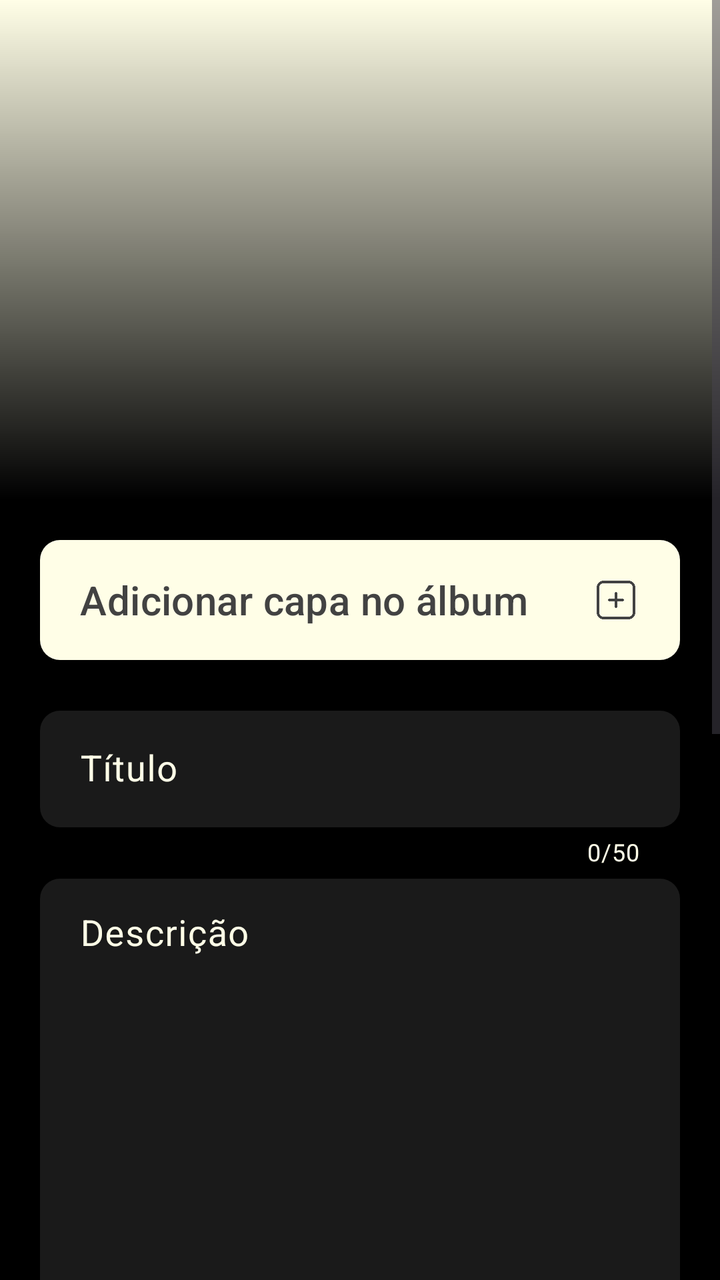
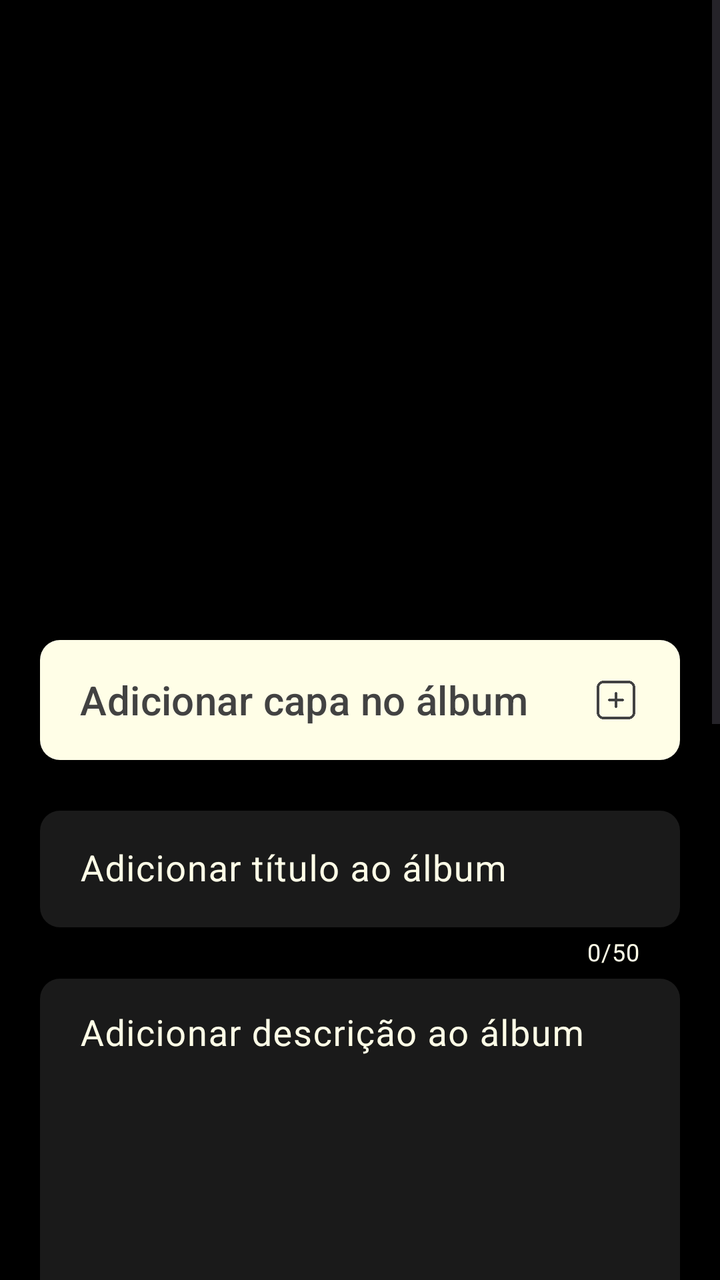

Before-and-after screenshots of an Android layout around one commit, followed by the original layout XML and the change that was made.
<!-- AndroidManifest.xml: application theme Theme.Monaly -->
<!-- res/layout/fragment_create_album.xml -->
<?xml version="1.0" encoding="utf-8"?>
<ScrollView xmlns:android="http://schemas.android.com/apk/res/android"
    xmlns:app="http://schemas.android.com/apk/res-auto"
    xmlns:tools="http://schemas.android.com/tools"
    android:layout_width="match_parent"
    android:layout_height="match_parent"
    android:background="#000000"
    android:fillViewport="true">

    <androidx.constraintlayout.widget.ConstraintLayout
        android:layout_width="match_parent"
        android:layout_height="wrap_content"
        android:paddingBottom="20dp">

        <com.google.android.material.button.MaterialButton
            android:id="@+id/btnSaveAlbum"
            android:layout_width="0dp"
            android:layout_height="60dp"
            android:layout_marginTop="20dp"
            android:layout_marginEnd="20dp"
            android:layout_weight="1"
            android:text="@string/create_album_button_save"
            android:textAllCaps="false"
            android:textColor="@color/gray_dark"
            app:backgroundTint="@color/bage_neutral"
            android:textSize="20sp"
            app:cornerRadius="10dp"
            app:layout_constraintEnd_toEndOf="parent"
            app:layout_constraintTop_toBottomOf="@+id/switchDownload" />

        <com.google.android.material.button.MaterialButton
            android:id="@+id/btnAddParticipants"
            android:layout_width="0dp"
            android:layout_height="60dp"
            android:layout_marginStart="20dp"
            android:layout_marginEnd="20dp"
            android:layout_weight="1"
            android:text="@string/create_album_button_add_participants"
            android:textAllCaps="false"
            android:textColor="@color/gray_dark"
            android:textSize="20sp"
            android:gravity="start|center_vertical"
            app:backgroundTint="@color/bage_neutral"
            app:cornerRadius="10dp"
            android:paddingStart="20dp"
            android:paddingEnd="20dp"
            app:icon="@drawable/ic_add_gray_dark"
            app:iconGravity="end"
            app:iconSize="24dp"
            app:iconTint="@null"
            app:layout_constraintEnd_toStartOf="@+id/btnSaveAlbum"
            app:layout_constraintStart_toStartOf="parent"
            app:layout_constraintTop_toTopOf="@+id/btnSaveAlbum" />

        <androidx.constraintlayout.widget.ConstraintLayout
            android:id="@+id/CoverAlbum"
            android:layout_width="match_parent"
            android:layout_height="250dp"
            android:background="@color/bage_neutral"
            app:layout_constraintEnd_toEndOf="parent"
            app:layout_constraintStart_toStartOf="parent"
            app:layout_constraintTop_toTopOf="parent">

        </androidx.constraintlayout.widget.ConstraintLayout>

        <ImageView
            android:id="@+id/imageGradientEffect"
            android:layout_width="0dp"
            android:layout_height="0dp"
            app:layout_constraintBottom_toBottomOf="@+id/CoverAlbum"
            app:layout_constraintEnd_toEndOf="parent"
            app:layout_constraintStart_toStartOf="@+id/CoverAlbum"
            app:layout_constraintTop_toTopOf="parent"
            app:srcCompat="@drawable/bg_gradient_black" />

        <com.google.android.material.textfield.TextInputLayout
            android:id="@+id/TitleField"
            android:layout_width="match_parent"
            android:layout_height="wrap_content"
            android:layout_marginStart="20dp"
            android:layout_marginTop="20dp"
            android:layout_marginEnd="20dp"
            app:counterEnabled="true"
            app:counterMaxLength="50"
            app:counterTextColor="@color/bage_neutral"
            android:textColorHint="@color/bage_neutral"
            app:hintTextColor="@color/bage_neutral"
            app:layout_constraintEnd_toEndOf="parent"
            app:layout_constraintHorizontal_bias="0.0"
            app:layout_constraintStart_toStartOf="parent"
            app:layout_constraintTop_toBottomOf="@+id/buttonAddNewAlbum">

            <com.google.android.material.textfield.TextInputEditText
                android:id="@+id/EditTitleField"
                android:layout_width="match_parent"
                android:layout_height="wrap_content"
                android:background="@drawable/drawable_background_button_gray_deep_10_dp"
                android:hint="@string/create_album_hint_title"
                android:maxLength="50"
                android:paddingStart="20dp"
                android:paddingEnd="20dp"
                android:textColor="@color/bage_neutral"
                android:textSize="18sp" />

        </com.google.android.material.textfield.TextInputLayout>

        <com.google.android.material.textfield.TextInputLayout
            android:id="@+id/DescriptionField"
            android:layout_width="match_parent"
            android:layout_height="wrap_content"
            android:layout_marginStart="20dp"
            android:layout_marginEnd="20dp"
            app:counterEnabled="true"
            app:counterMaxLength="350"
            app:counterTextColor="@color/bage_neutral"
            android:textColorHint="@color/bage_neutral"
            app:hintTextColor="@color/bage_neutral"
            app:layout_constraintEnd_toEndOf="parent"
            app:layout_constraintStart_toStartOf="parent"
            app:layout_constraintTop_toBottomOf="@+id/TitleField">

            <com.google.android.material.textfield.TextInputEditText
                android:id="@+id/EditDescriptionField"
                android:layout_width="match_parent"
                android:layout_height="250dp"
                android:background="@drawable/drawable_background_button_gray_deep_10_dp"
                android:gravity="top|start"
                android:hint="@string/create_album_hint_description"
                android:maxLength="350"
                android:paddingStart="20dp"
                android:paddingEnd="20dp"
                android:textColor="@color/gray_medium"
                android:textSize="18sp" />

        </com.google.android.material.textfield.TextInputLayout>

        <com.google.android.material.button.MaterialButton
            android:id="@+id/buttonAddNewAlbum"
            android:layout_width="0dp"
            android:layout_height="60dp"
            android:layout_marginStart="20dp"
            android:layout_marginTop="20dp"
            android:layout_marginEnd="20dp"
            android:background="@drawable/drawable_background_button_gray_dark_10_dp"
            android:gravity="start|center_vertical"
            android:paddingStart="20dp"
            android:paddingEnd="20dp"
            android:text="@string/create_album_button_add_cover"
            android:textAllCaps="false"
            android:textColor="@color/gray_dark"
            android:textSize="20sp"
            app:backgroundTint="@color/bage_neutral"
            app:icon="@drawable/ic_add_gray_dark"
            app:iconGravity="end"
            app:iconSize="24dp"
            app:iconTint="@null"
            app:layout_constraintEnd_toEndOf="parent"
            app:layout_constraintStart_toStartOf="parent"
            app:layout_constraintTop_toBottomOf="@+id/CoverAlbum" />

        <androidx.cardview.widget.CardView
            android:id="@+id/cvParticipantsMock"
            android:layout_width="match_parent"
            android:layout_height="wrap_content"
            android:layout_marginStart="20dp"
            android:layout_marginTop="20dp"
            android:layout_marginEnd="20dp"
            app:cardBackgroundColor="#262626"
            app:cardCornerRadius="10dp"
            app:cardElevation="0dp"
            app:layout_constraintEnd_toEndOf="parent"
            app:layout_constraintStart_toStartOf="parent"
            app:layout_constraintTop_toBottomOf="@+id/DescriptionField">

            <LinearLayout
                android:layout_width="match_parent"
                android:layout_height="wrap_content"
                android:orientation="vertical"
                android:padding="30dp">

                <TextView
                    android:layout_width="wrap_content"
                    android:layout_height="wrap_content"
                    android:layout_marginBottom="30dp"
                    android:text="@string/create_album_participants_title"
                    android:textColor="@color/bage_neutral"
                    android:textSize="18sp" />

                <LinearLayout
                    android:layout_width="match_parent"
                    android:layout_height="wrap_content"
                    android:orientation="horizontal">

                    <ImageView
                        android:layout_width="40dp"
                        android:layout_height="40dp"
                        android:layout_marginEnd="15dp"
                        android:background="@drawable/drawable_background_button_gray_dark_10_dp"
                        android:src="@drawable/ic_profile_bage_neutral" />

                    <ImageView
                        android:layout_width="40dp"
                        android:layout_height="40dp"
                        android:layout_marginEnd="15dp"
                        android:background="@drawable/drawable_background_button_gray_dark_10_dp"
                        android:src="@drawable/ic_profile_bage_neutral" />

                    <TextView
                        android:layout_width="40dp"
                        android:layout_height="40dp"
                        android:background="@drawable/drawable_background_button_gray_dark_10_dp"
                        android:gravity="center"
                        android:text="..."
                        android:textColor="@color/bage_neutral"
                        android:textSize="18sp"
                        android:textStyle="bold" />

                </LinearLayout>

            </LinearLayout>

        </androidx.cardview.widget.CardView>

        <com.google.android.material.switchmaterial.SwitchMaterial
            android:id="@+id/switchPublic"
            android:layout_width="match_parent"
            android:layout_height="wrap_content"
            android:layout_marginStart="40dp"
            android:layout_marginTop="20dp"
            android:layout_marginEnd="40dp"
            android:text="@string/create_album_switch_public"
            android:textColor="@color/bage_neutral"
            android:textSize="16sp"
            app:layout_constraintEnd_toEndOf="parent"
            app:layout_constraintStart_toStartOf="parent"
            app:layout_constraintTop_toBottomOf="@+id/cvParticipantsMock" />

        <com.google.android.material.switchmaterial.SwitchMaterial
            android:id="@+id/switchDownload"
            android:layout_width="match_parent"
            android:layout_height="wrap_content"
            android:layout_marginStart="40dp"
            android:layout_marginTop="16dp"
            android:layout_marginEnd="40dp"
            android:text="@string/create_album_switch_download"
            android:textColor="@color/bage_neutral"
            android:textSize="16sp"
            app:layout_constraintEnd_toEndOf="parent"
            app:layout_constraintStart_toStartOf="parent"
            app:layout_constraintTop_toBottomOf="@+id/switchPublic" />

    </androidx.constraintlayout.widget.ConstraintLayout>

</ScrollView>
<!-- resources referenced by this layout -->
<resources>
  <color name="bage_neutral">#fffee7</color>
  <color name="gray_dark">#424242</color>
  <color name="gray_medium">#C8C8C8</color>
  <!-- drawable bg_gradient_black (drawable) -->
  <?xml version="1.0" encoding="utf-8"?>
  <shape xmlns:android="http://schemas.android.com/apk/res/android"
  
      android:shape="rectangle">
  
      <gradient
  
          android:angle="90"
          android:startColor="@color/black"
          android:endColor="#00000000"
          android:type="linear"/>
  
  </shape>
  <!-- drawable drawable_background_button_gray_dark_10_dp (drawable) -->
  <?xml version="1.0" encoding="utf-8"?>
  <shape xmlns:android="http://schemas.android.com/apk/res/android">
  
      <corners android:radius="10dp"/>
      <solid android:color="@color/gray_dark"/>
  
  </shape>
  <!-- drawable drawable_background_button_gray_deep_10_dp (drawable) -->
  <?xml version="1.0" encoding="utf-8"?>
  <shape xmlns:android="http://schemas.android.com/apk/res/android">
  
      <solid android:color="@color/gray_deep"/>
      <corners android:radius="10dp"/>
  
  </shape>
  <!-- drawable ic_add_gray_dark: png bitmap (drawable, 1667 bytes) -->
  <!-- drawable ic_profile_bage_neutral: png bitmap (drawable, 1723 bytes) -->
  <string name="create_album_button_add_cover">Adicionar capa no álbum</string>
  <string name="create_album_button_add_participants">Adicionar participantes</string>
  <string name="create_album_button_save">Salvar</string>
  <string name="create_album_hint_description">Descrição</string>
  <string name="create_album_hint_title">Título</string>
  <string name="create_album_participants_title">Participantes</string>
  <string name="create_album_switch_download">Permitir download de mídias</string>
  <string name="create_album_switch_public">Álbum público</string>
  <style name="Theme.Monaly" parent="Base.Theme.Monaly" />
  <color name="black">#000000</color>
  <color name="gray_deep">#1A1A1A</color>
  <style name="Base.Theme.Monaly" parent="Theme.Material3.DayNight.NoActionBar">
  
          <item name="android:navigationBarColor">@color/black</item>
  
      </style>
</resources>

<!-- the commit's change to res/layout/fragment_create_album.xml (unified diff, before → after) -->
@@ -52,24 +52,22 @@
             app:layout_constraintStart_toStartOf="parent"
             app:layout_constraintTop_toTopOf="@+id/btnSaveAlbum" />
 
-        <androidx.constraintlayout.widget.ConstraintLayout
-            android:id="@+id/CoverAlbum"
-            android:layout_width="match_parent"
-            android:layout_height="250dp"
-            android:background="@color/bage_neutral"
-            app:layout_constraintEnd_toEndOf="parent"
-            app:layout_constraintStart_toStartOf="parent"
-            app:layout_constraintTop_toTopOf="parent">
-
-        </androidx.constraintlayout.widget.ConstraintLayout>
+        <ImageView
+            android:id="@+id/ivCoverPhoto"
+            android:layout_width="0dp"
+            android:layout_height="300dp"
+            android:scaleType="centerCrop"
+            app:layout_constraintEnd_toEndOf="parent"
+            app:layout_constraintStart_toStartOf="parent"
+            app:layout_constraintTop_toTopOf="parent" />
 
         <ImageView
             android:id="@+id/imageGradientEffect"
             android:layout_width="0dp"
             android:layout_height="0dp"
-            app:layout_constraintBottom_toBottomOf="@+id/CoverAlbum"
-            app:layout_constraintEnd_toEndOf="parent"
-            app:layout_constraintStart_toStartOf="@+id/CoverAlbum"
+            app:layout_constraintBottom_toBottomOf="@+id/ivCoverPhoto"
+            app:layout_constraintEnd_toEndOf="parent"
+            app:layout_constraintStart_toStartOf="parent"
             app:layout_constraintTop_toTopOf="parent"
             app:srcCompat="@drawable/bg_gradient_black" />
 
@@ -80,10 +78,10 @@
             android:layout_marginStart="20dp"
             android:layout_marginTop="20dp"
             android:layout_marginEnd="20dp"
+            android:textColorHint="@color/bage_neutral"
             app:counterEnabled="true"
             app:counterMaxLength="50"
             app:counterTextColor="@color/bage_neutral"
-            android:textColorHint="@color/bage_neutral"
             app:hintTextColor="@color/bage_neutral"
             app:layout_constraintEnd_toEndOf="parent"
             app:layout_constraintHorizontal_bias="0.0"
@@ -155,15 +153,16 @@
             app:iconSize="24dp"
             app:iconTint="@null"
             app:layout_constraintEnd_toEndOf="parent"
-            app:layout_constraintStart_toStartOf="parent"
-            app:layout_constraintTop_toBottomOf="@+id/CoverAlbum" />
+            app:layout_constraintHorizontal_bias="0.0"
+            app:layout_constraintStart_toStartOf="parent"
+            app:layout_constraintTop_toBottomOf="@+id/ivCoverPhoto" />
 
         <androidx.cardview.widget.CardView
             android:id="@+id/cvParticipantsMock"
             android:layout_width="match_parent"
             android:layout_height="wrap_content"
             android:layout_marginStart="20dp"
-            android:layout_marginTop="20dp"
+            android:layout_marginTop="5dp"
             android:layout_marginEnd="20dp"
             app:cardBackgroundColor="#262626"
             app:cardCornerRadius="10dp"
@@ -173,10 +172,11 @@
             app:layout_constraintTop_toBottomOf="@+id/DescriptionField">
 
             <LinearLayout
+                android:background="@color/black"
                 android:layout_width="match_parent"
                 android:layout_height="wrap_content"
                 android:orientation="vertical"
-                android:padding="30dp">
+                android:padding="20dp">
 
                 <TextView
                     android:layout_width="wrap_content"
<!-- resource entries referenced after the edit -->
@@ -38,8 +38,8 @@
   <string name="create_album_button_add_cover">Adicionar capa no álbum</string>
   <string name="create_album_button_add_participants">Adicionar participantes</string>
   <string name="create_album_button_save">Salvar</string>
-  <string name="create_album_hint_description">Descrição</string>
-  <string name="create_album_hint_title">Título</string>
+  <string name="create_album_hint_description">Adicionar descrição ao álbum</string>
+  <string name="create_album_hint_title">Adicionar título ao álbum</string>
   <string name="create_album_participants_title">Participantes</string>
   <string name="create_album_switch_download">Permitir download de mídias</string>
   <string name="create_album_switch_public">Álbum público</string>
